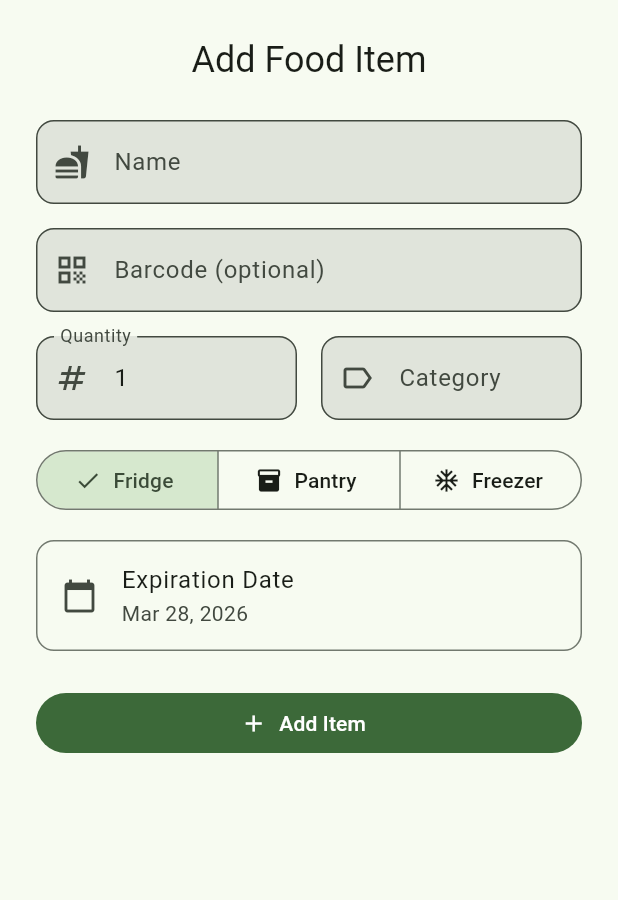
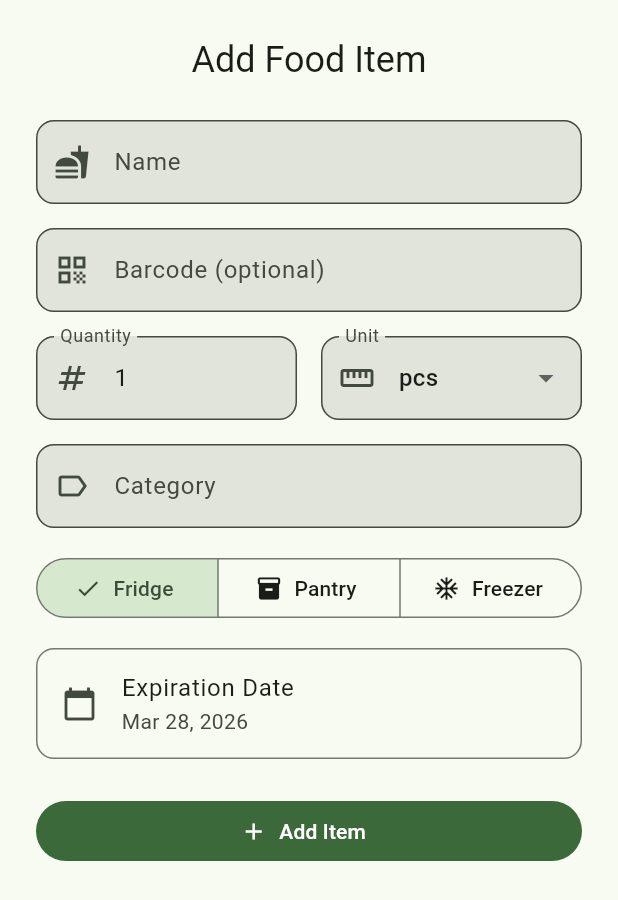
Before and after one commit to merenyimiklos/fridgeIQ, a Flutter app: the AddFoodItemSheet widget shown alone on an empty page, opened directly, on a phone screen of 412 x 824 dp. Shown: the top 900 px of the screen. Run offline on Flutter 3.47's test engine with Material 3 defaults, Android fonts, the phone set to English and light mode, and no system bars; our stand-ins replace flutter_riverpod, google_generative_ai, hive, hive_flutter; missing offline and left inert: mobile_scanner; accounts and stored records are empty; network calls fail.

Commit message:
feat: add quantity/unit support to shopping list and inventory, improve AI ingredient extraction
- Add `unit` field and change `quantity` from int to double in ShoppingItem and FoodItem entities/models
- Create IngredientParser utility to parse strings like "2 kg chicken" into structured data
- Update Gemini AI prompt to return structured ingredients with name, quantity, unit
- Update shopping list UI with quantity + unit fields in add dialog
- Update shopping item display to always show quantity with unit
- Pass quantity + unit through when checking shopping items to inventory
- Update AddFoodItemSheet with unit dropdown and double quantity support
- Update FoodItemTile to show formatted quantity with unit

Co-authored-by: merenyimiklos <89610165+merenyimiklos@users.noreply.github.com>
Agent-Logs-Url: https://github.com/merenyimiklos/fridgeIQ/sessions/d44e33c6-9410-4d18-8df9-4b5228052436

```diff
--- a/lib/features/food_inventory/data/models/food_item_model.dart
+++ b/lib/features/food_inventory/data/models/food_item_model.dart
@@ -7,7 +7,8 @@ class FoodItemModel {
   final String? barcode;
   final int locationIndex;
   final DateTime expirationDate;
-  final int quantity;
+  final double quantity;
+  final String? unit;
   final String? category;
   final DateTime createdAt;
 
@@ -18,6 +19,7 @@ class FoodItemModel {
     required this.locationIndex,
     required this.expirationDate,
     this.quantity = 1,
+    this.unit,
     this.category,
     required this.createdAt,
   });
@@ -30,6 +32,7 @@ class FoodItemModel {
       locationIndex: entity.location.index,
       expirationDate: entity.expirationDate,
       quantity: entity.quantity,
+      unit: entity.unit,
       category: entity.category,
       createdAt: entity.createdAt,
     );
@@ -43,6 +46,7 @@ class FoodItemModel {
       location: StorageLocation.values[locationIndex],
       expirationDate: expirationDate,
       quantity: quantity,
+      unit: unit,
       category: category,
       createdAt: createdAt,
     );
@@ -56,6 +60,7 @@ class FoodItemModel {
       'locationIndex': locationIndex,
       'expirationDate': expirationDate.toIso8601String(),
       'quantity': quantity,
+      'unit': unit,
       'category': category,
       'createdAt': createdAt.toIso8601String(),
     };
@@ -68,7 +73,8 @@ class FoodItemModel {
       barcode: map['barcode'] as String?,
       locationIndex: map['locationIndex'] as int,
       expirationDate: DateTime.parse(map['expirationDate'] as String),
-      quantity: map['quantity'] as int? ?? 1,
+      quantity: (map['quantity'] as num?)?.toDouble() ?? 1,
+      unit: map['unit'] as String?,
       category: map['category'] as String?,
       createdAt: DateTime.parse(map['createdAt'] as String),
     );
--- a/lib/features/food_inventory/domain/entities/food_item.dart
+++ b/lib/features/food_inventory/domain/entities/food_item.dart
@@ -6,7 +6,8 @@ class FoodItem {
   final String? barcode;
   final StorageLocation location;
   final DateTime expirationDate;
-  final int quantity;
+  final double quantity;
+  final String? unit;
   final String? category;
   final DateTime createdAt;
 
@@ -17,6 +18,7 @@ class FoodItem {
     required this.location,
     required this.expirationDate,
     this.quantity = 1,
+    this.unit,
     this.category,
     required this.createdAt,
   });
@@ -27,7 +29,8 @@ class FoodItem {
     String? barcode,
     StorageLocation? location,
     DateTime? expirationDate,
-    int? quantity,
+    double? quantity,
+    String? unit,
     String? category,
     DateTime? createdAt,
   }) {
@@ -38,6 +41,7 @@ class FoodItem {
       location: location ?? this.location,
       expirationDate: expirationDate ?? this.expirationDate,
       quantity: quantity ?? this.quantity,
+      unit: unit ?? this.unit,
       category: category ?? this.category,
       createdAt: createdAt ?? this.createdAt,
     );
--- a/lib/features/food_inventory/presentation/widgets/add_food_item_sheet.dart
+++ b/lib/features/food_inventory/presentation/widgets/add_food_item_sheet.dart
@@ -25,6 +25,7 @@ class _AddFoodItemSheetState extends ConsumerState<AddFoodItemSheet> {
   late final TextEditingController _categoryController;
   late StorageLocation _selectedLocation;
   late DateTime _selectedDate;
+  String? _selectedUnit;
 
   bool get _isEditing => widget.editItem != null;
 
@@ -36,15 +37,19 @@ class _AddFoodItemSheetState extends ConsumerState<AddFoodItemSheet> {
     _barcodeController = TextEditingController(
       text: item?.barcode ?? widget.initialBarcode ?? '',
     );
+    final qty = item?.quantity ?? 1;
     _quantityController = TextEditingController(
-      text: (item?.quantity ?? 1).toString(),
+      text: qty == qty.roundToDouble()
+          ? qty.toInt().toString()
+          : qty.toString(),
     );
     _categoryController = TextEditingController(text: item?.category ?? '');
-    _selectedLocation = (item?.location?.isPlaced ?? false)
+    _selectedLocation = (item?.location.isPlaced ?? false)
         ? item!.location
         : StorageLocation.fridge;
     _selectedDate = item?.expirationDate ??
         DateTime.now().add(const Duration(days: AppConstants.defaultExpirationDays));
+    _selectedUnit = item?.unit;
   }
 
   @override
@@ -111,11 +116,13 @@ class _AddFoodItemSheetState extends ConsumerState<AddFoodItemSheet> {
                         labelText: 'Quantity',
                         prefixIcon: Icon(Icons.numbers),
                       ),
-                      keyboardType: TextInputType.number,
+                      keyboardType: const TextInputType.numberWithOptions(
+                        decimal: true,
+                      ),
                       validator: (value) {
                         if (value == null || value.isEmpty) return null;
-                        final parsed = int.tryParse(value);
-                        if (parsed == null || parsed < 1) {
+                        final parsed = double.tryParse(value);
+                        if (parsed == null || parsed <= 0) {
                           return 'Enter a valid quantity';
                         }
                         return null;
@@ -123,6 +130,32 @@ class _AddFoodItemSheetState extends ConsumerState<AddFoodItemSheet> {
                     ),
                   ),
                   const SizedBox(width: 16),
+                  Expanded(
+                    child: DropdownButtonFormField<String?>(
+                      value: _selectedUnit,
+                      decoration: const InputDecoration(
+                        labelText: 'Unit',
+                        prefixIcon: Icon(Icons.straighten),
+                      ),
+                      items: const [
+                        DropdownMenuItem(value: null, child: Text('pcs')),
+                        DropdownMenuItem(value: 'kg', child: Text('kg')),
+                        DropdownMenuItem(value: 'g', child: Text('g')),
+                        DropdownMenuItem(value: 'dkg', child: Text('dkg')),
+                        DropdownMenuItem(value: 'l', child: Text('l')),
+                        DropdownMenuItem(value: 'dl', child: Text('dl')),
+                        DropdownMenuItem(value: 'ml', child: Text('ml')),
+                      ],
+                      onChanged: (value) {
+                        setState(() => _selectedUnit = value);
+                      },
+                    ),
+                  ),
+                ],
+              ),
+              const SizedBox(height: 16),
+              Row(
+                children: [
                   Expanded(
                     child: TextFormField(
                       controller: _categoryController,
@@ -208,7 +241,8 @@ class _AddFoodItemSheetState extends ConsumerState<AddFoodItemSheet> {
           : _barcodeController.text.trim(),
       location: _selectedLocation,
       expirationDate: _selectedDate,
-      quantity: int.tryParse(_quantityController.text) ?? 1,
+      quantity: double.tryParse(_quantityController.text) ?? 1,
+      unit: _selectedUnit,
       category: _categoryController.text.trim().isEmpty
           ? null
           : _categoryController.text.trim(),
--- a/lib/features/food_inventory/presentation/widgets/food_item_tile.dart
+++ b/lib/features/food_inventory/presentation/widgets/food_item_tile.dart
@@ -1,5 +1,6 @@
 import 'package:flutter/material.dart';
 import 'package:fridgeiq/core/utils/date_utils.dart';
+import 'package:fridgeiq/core/utils/ingredient_parser.dart';
 import 'package:fridgeiq/core/widgets/expiration_badge.dart';
 import 'package:fridgeiq/features/food_inventory/domain/entities/food_item.dart';
 import 'package:fridgeiq/features/food_inventory/domain/entities/storage_location.dart';
@@ -136,7 +137,7 @@ class FoodItemTile extends StatelessWidget {
                     ExpirationBadge(expirationDate: item.expirationDate),
                     const SizedBox(height: 4),
                     Text(
-                      'Qty: ${item.quantity}',
+                      IngredientParser.formatQuantity(item.quantity, item.unit),
                       style: Theme.of(context).textTheme.bodySmall,
                     ),
                   ],
--- a/lib/features/shopping_list/data/models/shopping_item_model.dart
+++ b/lib/features/shopping_list/data/models/shopping_item_model.dart
@@ -4,7 +4,8 @@ class ShoppingItemModel {
   final String id;
   final String name;
   final bool isChecked;
-  final int quantity;
+  final double quantity;
+  final String? unit;
   final String? note;
   final DateTime createdAt;
 
@@ -13,6 +14,7 @@ class ShoppingItemModel {
     required this.name,
     this.isChecked = false,
     this.quantity = 1,
+    this.unit,
     this.note,
     required this.createdAt,
   });
@@ -23,6 +25,7 @@ class ShoppingItemModel {
       name: entity.name,
       isChecked: entity.isChecked,
       quantity: entity.quantity,
+      unit: entity.unit,
       note: entity.note,
       createdAt: entity.createdAt,
     );
@@ -34,6 +37,7 @@ class ShoppingItemModel {
       name: name,
       isChecked: isChecked,
       quantity: quantity,
+      unit: unit,
       note: note,
       createdAt: createdAt,
     );
@@ -45,6 +49,7 @@ class ShoppingItemModel {
       'name': name,
       'isChecked': isChecked,
       'quantity': quantity,
+      'unit': unit,
       'note': note,
       'createdAt': createdAt.toIso8601String(),
     };
@@ -55,7 +60,8 @@ class ShoppingItemModel {
       id: map['id'] as String,
       name: map['name'] as String,
       isChecked: map['isChecked'] as bool? ?? false,
-      quantity: map['quantity'] as int? ?? 1,
+      quantity: (map['quantity'] as num?)?.toDouble() ?? 1,
+      unit: map['unit'] as String?,
       note: map['note'] as String?,
       createdAt: DateTime.parse(map['createdAt'] as String),
     );
--- a/lib/features/shopping_list/domain/entities/shopping_item.dart
+++ b/lib/features/shopping_list/domain/entities/shopping_item.dart
@@ -2,7 +2,8 @@ class ShoppingItem {
   final String id;
   final String name;
   final bool isChecked;
-  final int quantity;
+  final double quantity;
+  final String? unit;
   final String? note;
   final DateTime createdAt;
 
@@ -11,6 +12,7 @@ class ShoppingItem {
     required this.name,
     this.isChecked = false,
     this.quantity = 1,
+    this.unit,
     this.note,
     required this.createdAt,
   });
@@ -19,7 +21,8 @@ class ShoppingItem {
     String? id,
     String? name,
     bool? isChecked,
-    int? quantity,
+    double? quantity,
+    String? unit,
     String? note,
     DateTime? createdAt,
   }) {
@@ -28,6 +31,7 @@ class ShoppingItem {
       name: name ?? this.name,
       isChecked: isChecked ?? this.isChecked,
       quantity: quantity ?? this.quantity,
+      unit: unit ?? this.unit,
       note: note ?? this.note,
       createdAt: createdAt ?? this.createdAt,
     );
```
Also changed, not shown: lib/core/utils/ingredient_parser.dart (added, +99 -0 lines), lib/features/meal_suggestion/data/datasources/gemini_recipe_service.dart (+64 -7 lines), lib/features/meal_suggestion/presentation/widgets/recipe_match_card.dart (+12 -6 lines), lib/features/shopping_list/presentation/screens/shopping_list_screen.dart (+69 -10 lines).
